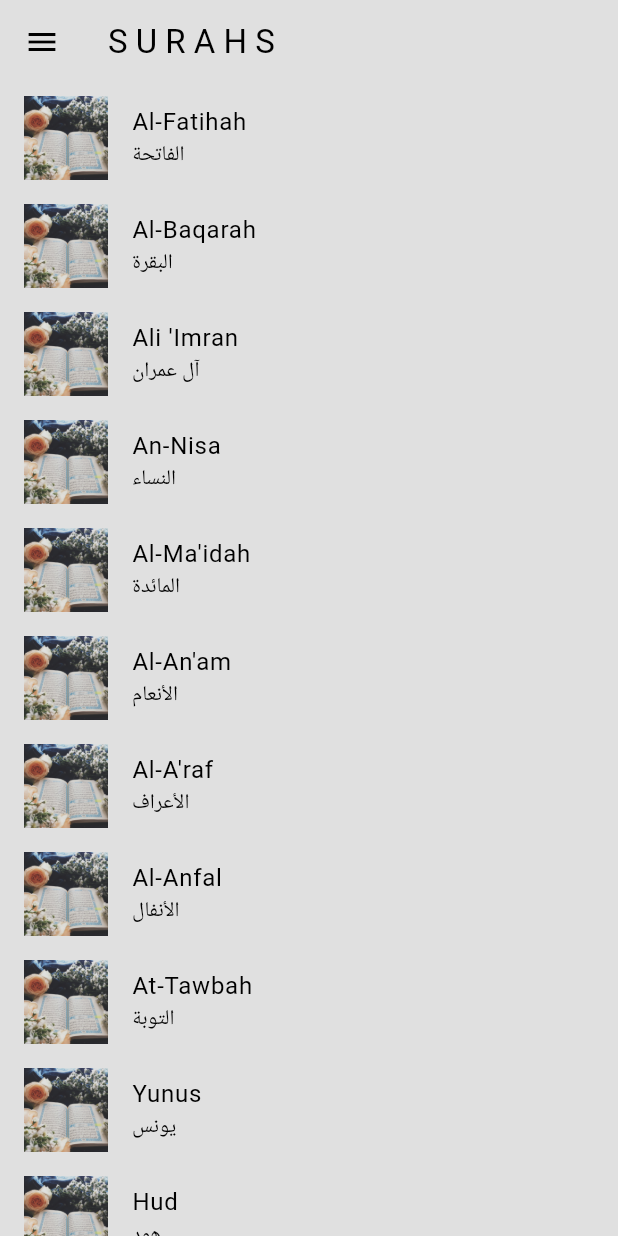
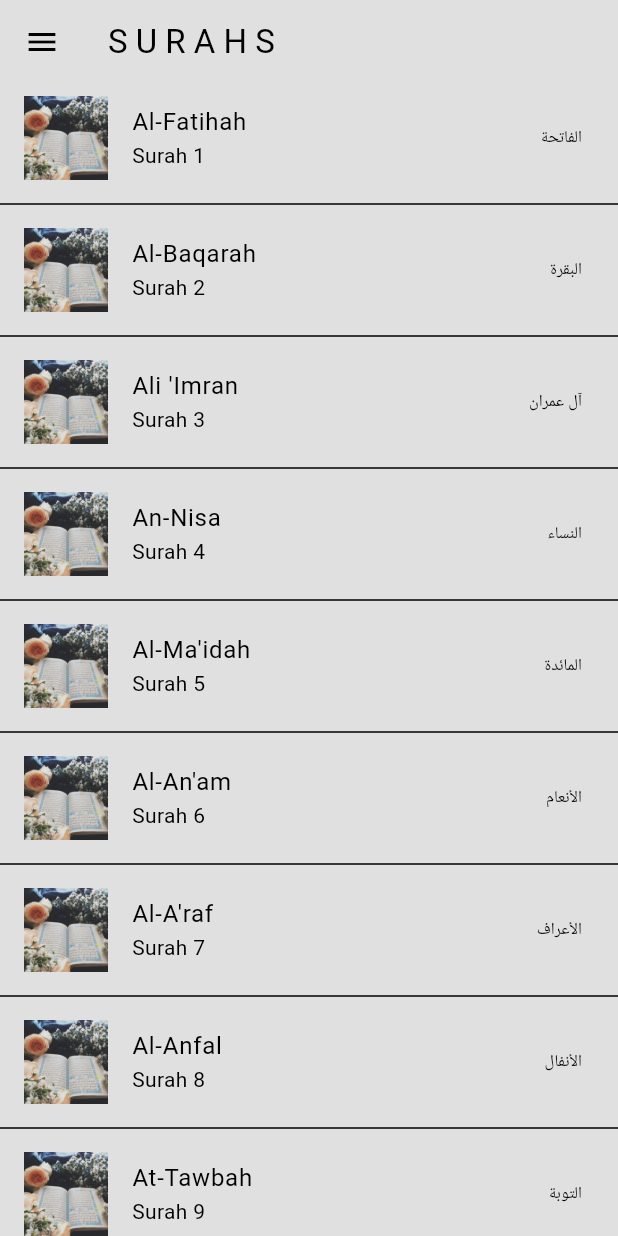
Before and after one commit to aksoyalpi/Quranify-App, a Flutter app: the screen it shows after launch, on a phone screen of 412 x 824 dp. Run offline on Flutter 3.47's test engine with Material 3 defaults, Android fonts, the phone set to English and light mode, and no system bars; our stand-ins replace audioplayers, just_audio; missing offline and left inert: quran.

Commit message:
changed UI of homepage

```diff
--- a/lib/main.dart
+++ b/lib/main.dart
@@ -74,7 +74,8 @@ class _MyHomePageState extends State<MyHomePage> {
         final List<Surah> surahs = value.surahs;
 
         // return list view UI
-        return ListView.builder(
+        return ListView.separated(
+          separatorBuilder: (context, index) => Divider(),
           itemCount: surahs.length,
           itemBuilder: (context, index) {
             // get individual surah
@@ -84,7 +85,8 @@ class _MyHomePageState extends State<MyHomePage> {
             return ListTile(
               leading: Image.asset("assets/images/quran.jpg"),
               title: Text(surah.title),
-              subtitle: Text(surah.arabicTitle),
+              subtitle: Text("Surah ${index + 1}"),
+              trailing: Text(surah.arabicTitle),
               onTap: () => goToSurah(index),
             );
           },
--- a/lib/models/surahs_provider.dart
+++ b/lib/models/surahs_provider.dart
@@ -98,7 +98,7 @@ class SurahsProvider extends ChangeNotifier {
   // play previous surah
   void playPreviousSurah() async {
     // if more than 2sec have passed, restart the current surah
-    if (_currentDuration.inSeconds < 2) {
+    if (_currentDuration.inSeconds > 2) {
       seek(Duration.zero);
     }
     // if its whithin 2 secons of the surah, go to previous surah
```
